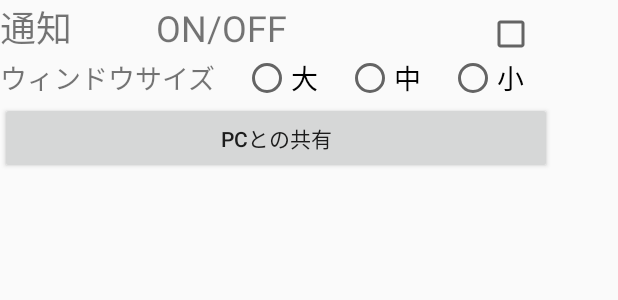
After one commit to Funabashi-Joho-Business/X15G_F, an Android app: the layout config.xml on its own in the app's theme, with its tools: preview values and no code run, on a phone screen of 412 x 824 dp. The commit adds this screen. Shown: the top 300 px of the screen. Run offline under Robolectric (Android 15) with nearby library versions, the phone set to English and light mode, and no system bars.

Commit message:
ファイルの統一

```diff
--- a/app/src/main/AndroidManifest.xml
+++ b/app/src/main/AndroidManifest.xml
@@ -9,7 +9,7 @@
         android:roundIcon="@mipmap/ic_launcher_round"
         android:supportsRtl="true"
         android:theme="@style/AppTheme">
-        <activity android:name=".MainActivity">
+        <activity android:name=".home">
             <intent-filter>
                 <action android:name="android.intent.action.MAIN" />
 
--- a/app/src/main/java/jp/ac/chiba_fjb/f/home/MainActivity.java
+++ b/app/src/main/java/jp/ac/chiba_fjb/f/home/home.java
@@ -7,12 +7,12 @@ import android.view.Menu;
 import android.view.MenuInflater;
 import android.view.MenuItem;
 
-public class MainActivity extends AppCompatActivity {
+public class home extends AppCompatActivity {
 
     @Override
     protected void onCreate(Bundle savedInstanceState) {
         super.onCreate(savedInstanceState);
-        setContentView(R.layout.activity_main);
+        setContentView(R.layout.home);
         getSupportActionBar().setDisplayHomeAsUpEnabled(true);
         getSupportActionBar().setHomeAsUpIndicator(android.R.drawable.ic_input_add);
     }
--- /dev/null
+++ b/app/src/main/res/layout/config.xml
@@ -0,0 +1,95 @@
+<?xml version="1.0" encoding="utf-8"?>
+<android.support.constraint.ConstraintLayout xmlns:android="http://schemas.android.com/apk/res/android"
+    xmlns:app="http://schemas.android.com/apk/res-auto"
+    xmlns:tools="http://schemas.android.com/tools"
+    android:layout_width="match_parent"
+    android:layout_height="match_parent"
+    tools:context="jp.ac.chiba_fjb.f.home.config">
+
+    <LinearLayout
+        android:layout_width="368dp"
+        android:layout_height="495dp"
+        android:orientation="vertical"
+        tools:layout_editor_absoluteY="8dp"
+        tools:layout_editor_absoluteX="8dp">
+
+        <LinearLayout
+            android:layout_width="match_parent"
+            android:layout_height="wrap_content"
+            android:orientation="horizontal">
+
+            <TextView
+                android:id="@+id/textView"
+                android:layout_width="wrap_content"
+                android:layout_height="wrap_content"
+                android:layout_weight="0.42"
+                android:text="通知"
+                android:textSize="24sp" />
+
+            <TextView
+                android:id="@+id/textView2"
+                android:layout_width="wrap_content"
+                android:layout_height="wrap_content"
+                android:layout_weight="1"
+                android:text="ON/OFF"
+                android:textSize="24sp" />
+
+            <CheckBox
+                android:id="@+id/checkBox"
+                android:layout_width="wrap_content"
+                android:layout_height="wrap_content"
+                android:layout_weight="0.08" />
+        </LinearLayout>
+
+        <LinearLayout
+            android:layout_width="match_parent"
+            android:layout_height="wrap_content"
+            android:orientation="horizontal">
+
+            <TextView
+                android:id="@+id/textView3"
+                android:layout_width="wrap_content"
+                android:layout_height="wrap_content"
+                android:layout_weight="1"
+                android:text="ウィンドウサイズ"
+                android:textSize="18sp" />
+
+            <RadioButton
+                android:id="@+id/radioButton"
+                android:layout_width="wrap_content"
+                android:layout_height="wrap_content"
+                android:layout_weight="1"
+                android:text="大"
+                android:textSize="18sp" />
+
+            <RadioButton
+                android:id="@+id/radioButton2"
+                android:layout_width="wrap_content"
+                android:layout_height="wrap_content"
+                android:layout_weight="1"
+                android:text="中"
+                android:textSize="18sp" />
+
+            <RadioButton
+                android:id="@+id/radioButton3"
+                android:layout_width="wrap_content"
+                android:layout_height="wrap_content"
+                android:layout_weight="1"
+                android:text="小"
+                android:textSize="18sp" />
+        </LinearLayout>
+
+        <LinearLayout
+            android:layout_width="match_parent"
+            android:layout_height="match_parent"
+            android:orientation="horizontal">
+
+            <Button
+                android:id="@+id/button"
+                android:layout_width="wrap_content"
+                android:layout_height="wrap_content"
+                android:layout_weight="1"
+                android:text="PCとの共有" />
+        </LinearLayout>
+    </LinearLayout>
+</android.support.constraint.ConstraintLayout>
--- a/app/src/main/res/layout/activity_main.xml
+++ b/app/src/main/res/layout/home.xml
@@ -4,7 +4,7 @@
     xmlns:tools="http://schemas.android.com/tools"
     android:layout_width="match_parent"
     android:layout_height="match_parent"
-    tools:context="jp.ac.chiba_fjb.f.home.MainActivity">
+    tools:context="jp.ac.chiba_fjb.f.home.home">
 
     <LinearLayout
         android:layout_width="match_parent"
```
Also changed, not shown: app/src/main/java/jp/ac/chiba_fjb/f/home/BlankFragment.java (deleted, +0 -29 lines), app/src/main/java/jp/ac/chiba_fjb/f/home/category.java (added, +8 -0 lines), app/src/main/java/jp/ac/chiba_fjb/f/home/config.java (added, +8 -0 lines), app/src/main/java/jp/ac/chiba_fjb/f/home/gomi2.java (added, +8 -0 lines), app/src/main/java/jp/ac/chiba_fjb/f/home/mail_send.java (added, +8 -0 lines), app/src/main/java/jp/ac/chiba_fjb/f/home/new_.java (added, +8 -0 lines), app/src/main/res/layout/category.xml (added, +92 -0 lines), app/src/main/res/layout/fragment_blank.xml (deleted, +0 -13 lines), app/src/main/res/layout/gomi2.xml (added, +69 -0 lines), app/src/main/res/layout/mail_send.xml (added, +67 -0 lines), app/src/main/res/layout/new_.xml (added, +60 -0 lines).
